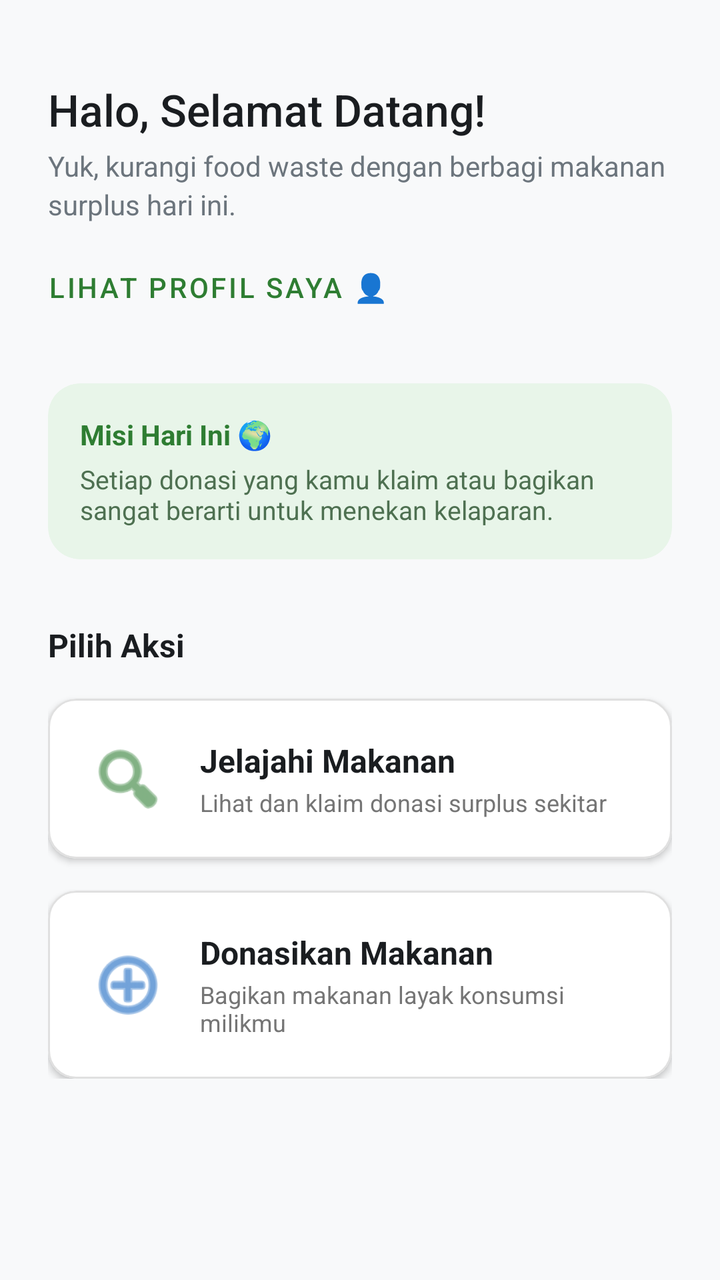
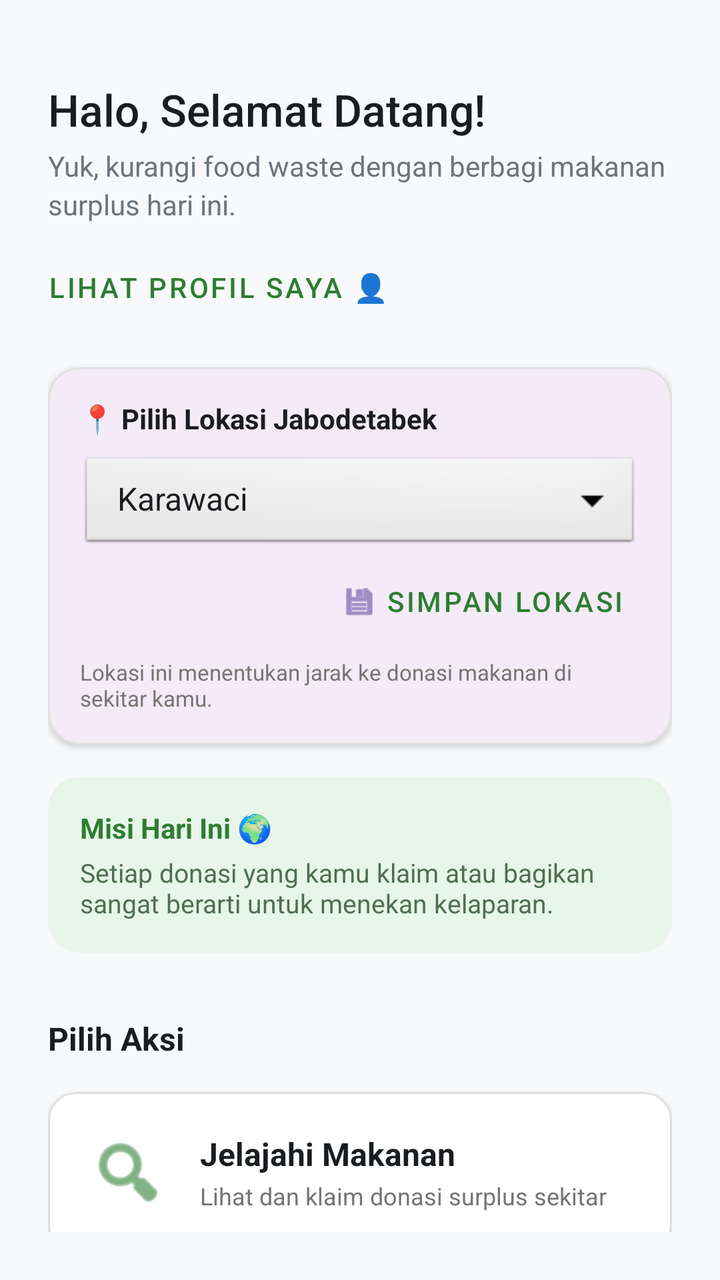

Screens rendered from an Android XML layout before and after an edit, with the pre-edit source and the edit as a unified diff.
<!-- AndroidManifest.xml: application theme Theme.UASPROJECTZEROWASTE -->
<!-- res/layout/dashboard.xml -->
<androidx.constraintlayout.widget.ConstraintLayout
    xmlns:android="http://schemas.android.com/apk/res/android"
    xmlns:app="http://schemas.android.com/apk/res-auto"
    android:layout_width="match_parent"
    android:layout_height="match_parent"
    android:background="#F8F9FA"
    android:padding="24dp">

    <LinearLayout
        android:id="@+id/layoutHeader"
        android:layout_width="match_parent"
        android:layout_height="wrap_content"
        android:orientation="vertical"
        android:layout_marginTop="16dp"
        app:layout_constraintTop_toTopOf="parent"
        app:layout_constraintStart_toStartOf="parent">

        <TextView
            android:id="@+id/tvWelcome"
            android:layout_width="wrap_content"
            android:layout_height="wrap_content"
            android:text="Halo, Selamat Datang!"
            android:textSize="22sp"
            android:fontFamily="sans-serif-medium"
            android:textColor="#1A1D20"/>

        <TextView
            android:id="@+id/tvDashboardSubtitle"
            android:layout_width="match_parent"
            android:layout_height="wrap_content"
            android:text="Yuk, kurangi food waste dengan berbagi makanan surplus hari ini."
            android:textSize="14sp"
            android:fontFamily="sans-serif"
            android:textColor="#6C757D"
            android:layout_marginTop="4dp"
            android:lineSpacingExtra="3dp"/>
        <com.google.android.material.button.MaterialButton
            android:id="@+id/btnGoToProfile" style="@style/Widget.MaterialComponents.Button.TextButton"
            android:layout_width="wrap_content"
            android:layout_height="wrap_content"
            android:text="Lihat Profil Saya 👤"
            android:textColor="#2E7D32"
            android:textSize="14sp"
            android:layout_marginTop="8dp"
            android:padding="0dp"/>
    </LinearLayout>

    <com.google.android.material.card.MaterialCardView
        android:id="@+id/cardInfo"
        android:layout_width="match_parent"
        android:layout_height="wrap_content"
        android:layout_marginTop="24dp"
        app:cardCornerRadius="16dp"
        app:cardElevation="0dp"
        app:strokeWidth="0dp"
        app:cardBackgroundColor="#E8F5E9"
        app:layout_constraintTop_toBottomOf="@id/layoutHeader">
        <LinearLayout
            android:layout_width="match_parent"
            android:layout_height="wrap_content"
            android:orientation="vertical"
            android:padding="16dp">

            <TextView
                android:layout_width="wrap_content"
                android:layout_height="wrap_content"
                android:text="Misi Hari Ini 🌍"
                android:textSize="14sp"
                android:textStyle="bold"
                android:textColor="#2E7D32"/>

            <TextView
                android:layout_width="match_parent"
                android:layout_height="wrap_content"
                android:text="Setiap donasi yang kamu klaim atau bagikan sangat berarti untuk menekan kelaparan."
                android:textSize="13sp"
                android:textColor="#4E7051"
                android:layout_marginTop="4dp"/>

        </LinearLayout>
    </com.google.android.material.card.MaterialCardView>

    <LinearLayout
        android:layout_width="match_parent"
        android:layout_height="wrap_content"
        android:orientation="vertical"
        android:layout_marginTop="32dp"
        app:layout_constraintTop_toBottomOf="@id/cardInfo">
        <TextView
            android:layout_width="wrap_content"
            android:layout_height="wrap_content"
            android:text="Pilih Aksi"
            android:textSize="16sp"
            android:textStyle="bold"
            android:textColor="#1A1D20"
            android:layout_marginBottom="16dp"/>
        <com.google.android.material.card.MaterialCardView
            android:id="@+id/cardViewFood"
            android:layout_width="match_parent"
            android:layout_height="wrap_content"
            android:clickable="true"
            android:focusable="true"
            app:cardCornerRadius="14dp"
            app:cardElevation="2dp"
            app:strokeWidth="1dp"
            app:strokeColor="#E0E0E0"
            app:cardBackgroundColor="#FFFFFF"
            android:layout_marginBottom="16dp">
            <LinearLayout
                android:id="@+id/btnViewFood"
                android:layout_width="match_parent"
                android:layout_height="wrap_content"
                android:orientation="horizontal"
                android:padding="20dp"
                android:gravity="center_vertical">
                <ImageView
                    android:layout_width="40dp"
                    android:layout_height="40dp"
                    android:src="@android:drawable/ic_menu_search"
                    app:tint="#2E7D32"/>
                <LinearLayout
                    android:layout_width="0dp"
                    android:layout_height="wrap_content"
                    android:layout_weight="1"
                    android:orientation="vertical"
                    android:layout_marginStart="16dp">
                    <TextView
                        android:layout_width="wrap_content"
                        android:layout_height="wrap_content"
                        android:text="Jelajahi Makanan"
                        android:textSize="16sp"
                        android:textStyle="bold"
                        android:textColor="#1A1D20"/>
                    <TextView
                        android:layout_width="wrap_content"
                        android:layout_height="wrap_content"
                        android:text="Lihat dan klaim donasi surplus sekitar"
                        android:textSize="12sp"
                        android:textColor="#757575"
                        android:layout_marginTop="2dp"/>
                </LinearLayout>
            </LinearLayout>
        </com.google.android.material.card.MaterialCardView>

        <com.google.android.material.card.MaterialCardView
            android:id="@+id/cardUploadFood"
            android:layout_width="match_parent"
            android:layout_height="wrap_content"
            android:clickable="true"
            android:focusable="true"
            app:cardCornerRadius="14dp"
            app:cardElevation="2dp"
            app:strokeWidth="1dp"
            app:strokeColor="#E0E0E0"
            app:cardBackgroundColor="#FFFFFF">
            <LinearLayout
                android:id="@+id/btnUploadFood"
                android:layout_width="match_parent"
                android:layout_height="wrap_content"
                android:orientation="horizontal"
                android:padding="20dp"
                android:gravity="center_vertical">
                <ImageView
                    android:layout_width="40dp"
                    android:layout_height="40dp"
                    android:src="@android:drawable/ic_menu_add"
                    app:tint="#1565C0"/>
                <LinearLayout
                    android:layout_width="0dp"
                    android:layout_height="wrap_content"
                    android:layout_weight="1"
                    android:orientation="vertical"
                    android:layout_marginStart="16dp">
                    <TextView
                        android:layout_width="wrap_content"
                        android:layout_height="wrap_content"
                        android:text="Donasikan Makanan"
                        android:textSize="16sp"
                        android:textStyle="bold"
                        android:textColor="#1A1D20"/>
                    <TextView
                        android:layout_width="wrap_content"
                        android:layout_height="wrap_content"
                        android:text="Bagikan makanan layak konsumsi milikmu"
                        android:textSize="12sp"
                        android:textColor="#757575"
                        android:layout_marginTop="2dp"/>
                </LinearLayout>
            </LinearLayout>
        </com.google.android.material.card.MaterialCardView>
    </LinearLayout>
</androidx.constraintlayout.widget.ConstraintLayout>
<!-- resources referenced by this layout -->
<resources>
  <style name="Theme.UASPROJECTZEROWASTE" parent="Base.Theme.UASPROJECTZEROWASTE" />
  <style name="Base.Theme.UASPROJECTZEROWASTE" parent="Theme.Material3.DayNight.NoActionBar">
          
          
      </style>
</resources>

<!-- the commit's change to res/layout/dashboard.xml (unified diff, before → after) -->
@@ -46,15 +46,67 @@
     </LinearLayout>
 
     <com.google.android.material.card.MaterialCardView
+        android:id="@+id/cardLocation"
+        android:layout_width="match_parent"
+        android:layout_height="wrap_content"
+        android:layout_marginTop="16dp"
+        app:cardCornerRadius="16dp"
+        app:cardElevation="2dp"
+        app:strokeWidth="1dp"
+        app:strokeColor="#E0E0E0"
+        app:layout_constraintTop_toBottomOf="@id/layoutHeader">
+        <LinearLayout
+            android:layout_width="match_parent"
+            android:layout_height="wrap_content"
+            android:orientation="vertical"
+            android:padding="16dp">
+            <TextView
+                android:layout_width="wrap_content"
+                android:layout_height="wrap_content"
+                android:text="📍 Pilih Lokasi Jabodetabek"
+                android:textSize="14sp"
+                android:textStyle="bold"
+                android:textColor="#1A1D20"/>
+
+            <Spinner
+                android:id="@+id/spUserLocation"
+                android:layout_width="match_parent"
+                android:layout_height="50dp"
+                android:layout_marginTop="8dp"
+                android:background="@android:drawable/btn_dropdown"
+                android:spinnerMode="dropdown"
+                android:entries="@array/jabodetabek_locations" />
+
+            <com.google.android.material.button.MaterialButton
+                android:id="@+id/btnSaveAddress"
+                style="@style/Widget.MaterialComponents.Button.TextButton"
+                android:layout_width="wrap_content"
+                android:layout_height="wrap_content"
+                android:text="Simpan Lokasi"
+                android:textColor="#2E7D32"
+                android:layout_gravity="end"
+                app:icon="@android:drawable/ic_menu_save"/>
+
+            <TextView
+                android:layout_width="wrap_content"
+                android:layout_height="wrap_content"
+                android:text="Lokasi ini menentukan jarak ke donasi makanan di sekitar kamu."
+                android:textSize="11sp"
+                android:textColor="#757575"
+                android:layout_marginTop="4dp"/>
+        </LinearLayout>
+    </com.google.android.material.card.MaterialCardView>
+
+    <com.google.android.material.card.MaterialCardView
         android:id="@+id/cardInfo"
         android:layout_width="match_parent"
         android:layout_height="wrap_content"
-        android:layout_marginTop="24dp"
+        android:layout_marginTop="16dp"
         app:cardCornerRadius="16dp"
         app:cardElevation="0dp"
         app:strokeWidth="0dp"
         app:cardBackgroundColor="#E8F5E9"
-        app:layout_constraintTop_toBottomOf="@id/layoutHeader">
+        app:layout_constraintTop_toBottomOf="@id/cardLocation">
         <LinearLayout
             android:layout_width="match_parent"
             android:layout_height="wrap_content"
<!-- resource entries referenced after the edit -->
@@ -1,5 +1,16 @@
 <!-- resources referenced by this layout -->
 <resources>
+  <string-array name="jabodetabek_locations">
+          <item>Karawaci</item>
+          <item>Lippo Village</item>
+          <item>Gading Serpong</item>
+          <item>Alam Sutera</item>
+          <item>BSD City</item>
+          <item>Tangerang Kota</item>
+          <item>Cikokol</item>
+          <item>Binong</item>
+          <item>Jakarta</item>
+      </string-array>
   <style name="Theme.UASPROJECTZEROWASTE" parent="Base.Theme.UASPROJECTZEROWASTE" />
   <style name="Base.Theme.UASPROJECTZEROWASTE" parent="Theme.Material3.DayNight.NoActionBar">
           
